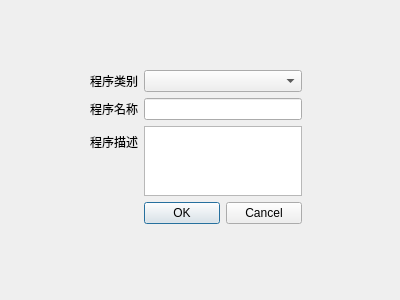
Qt form programdialog.ui (woodfsg/QT_ConfigUI) before a commit.
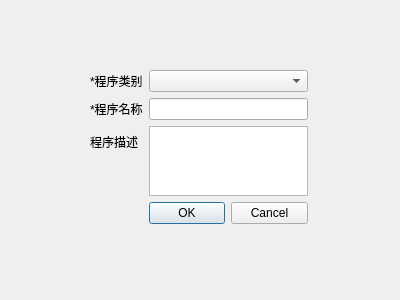
The same form after that commit.

Diff of the .ui file:
```diff
--- a/programdialog.ui
+++ b/programdialog.ui
@@ -18,7 +18,7 @@
     <rect>
      <x>90</x>
      <y>70</y>
-     <width>212</width>
+     <width>218</width>
      <height>154</height>
     </rect>
    </property>
@@ -26,14 +26,14 @@
     <item row="0" column="0">
      <widget class="QLabel" name="label_2">
       <property name="text">
-       <string>程序类别</string>
+       <string>*程序类别</string>
       </property>
      </widget>
     </item>
     <item row="1" column="0">
      <widget class="QLabel" name="label_3">
       <property name="text">
-       <string>程序名称</string>
+       <string>*程序名称</string>
       </property>
      </widget>
     </item>
```
